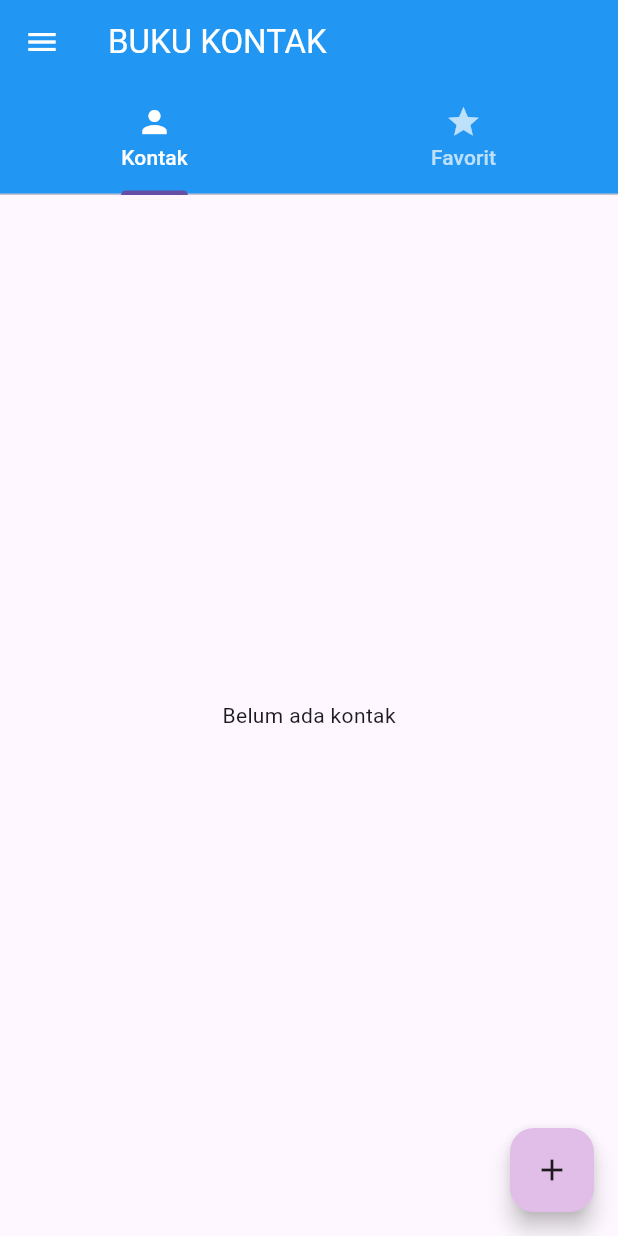
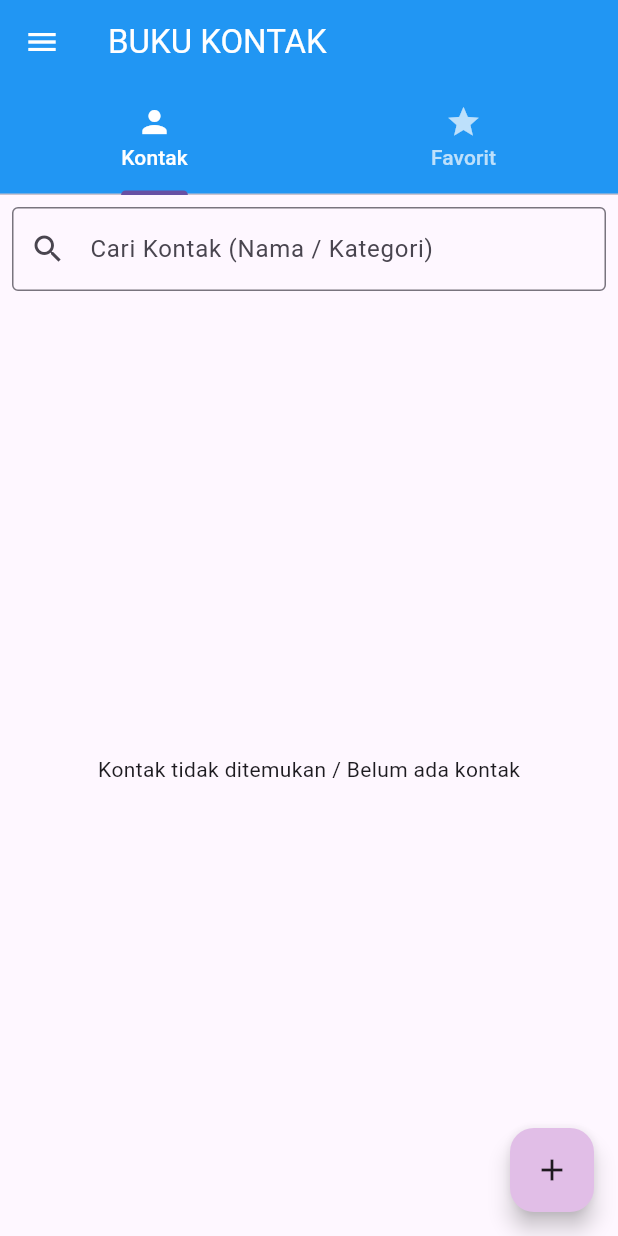
Before and after one commit to salmanalfarizib1125/salmanbshen_bukukontak, a Flutter app: the screen it shows after launch, on a phone screen of 412 x 824 dp. Run offline on Flutter 3.47's test engine with Material 3 defaults, Android fonts, the phone set to English and light mode, and no system bars.

Commit message:
Menambahkan Menu Pencarian dengan Stream

```diff
--- a/lib/main.dart
+++ b/lib/main.dart
@@ -1,3 +1,4 @@
+import 'dart:async';
 import 'package:flutter/material.dart';
 
 void main() {
@@ -20,7 +21,7 @@ class BukuKontakApp extends StatelessWidget {
   }
 }
 
-// Model data kontak dengan properti kategori (Tugas 4)
+// Model data kontak (Tugas 4)
 class Kontak {
   final String nama;
   final String email;
@@ -37,7 +38,7 @@ class Kontak {
   });
 }
 
-// Global list untuk menyimpan daftar kontak
+// Global list kontak
 List<Kontak> globalDaftarKontak = [];
 
 class BerandaPage extends StatefulWidget {
@@ -50,15 +51,23 @@ class BerandaPage extends StatefulWidget {
 class _BerandaPageState extends State<BerandaPage> with SingleTickerProviderStateMixin {
   late TabController _tabController;
 
+  // TUGAS 6: Controller & StreamController untuk Pencarian
+  late StreamController<String> _searchController;
+  final TextEditingController _searchQueryController = TextEditingController();
+
   @override
   void initState() {
     super.initState();
     _tabController = TabController(length: 2, vsync: this);
+    // Menggunakan broadcast stream agar bisa didengar oleh StreamBuilder
+    _searchController = StreamController<String>.broadcast();
   }
 
   @override
   void dispose() {
     _tabController.dispose();
+    _searchQueryController.dispose();
+    _searchController.close(); // TUGAS 6: Wajib menutup stream controller agar tidak memory leak[cite: 1]
     super.dispose();
   }
 
@@ -108,9 +117,7 @@ class _BerandaPageState extends State<BerandaPage> with SingleTickerProviderStat
                 Navigator.push(
                   context,
                   MaterialPageRoute(builder: (context) => const TambahKontakPage()),
-                ).then((_) {
-                  setState(() {});
-                });
+                ).then((_) => setState(() {}));
               },
             ),
             ListTile(
@@ -138,20 +145,53 @@ class _BerandaPageState extends State<BerandaPage> with SingleTickerProviderStat
       body: TabBarView(
         controller: _tabController,
         children: [
-          // Tab 1: Daftar Semua Kontak
-          globalDaftarKontak.isEmpty
-              ? const Center(child: Text('Belum ada kontak'))
-              : ListView.builder(
-                  itemCount: globalDaftarKontak.length,
+          // Tab 1: Pencarian & Daftar Semua Kontak (Tugas 6)[cite: 1]
+          Column(
+            children: [
+              // TUGAS 6: Input TextField Pencarian Kontak[cite: 1]
+              Padding(
+                padding: const EdgeInsets.all(8.0),
+                child: TextField(
+                  controller: _searchQueryController,
+                  decoration: const InputDecoration(
+                    labelText: 'Cari Kontak (Nama / Kategori)',
+                    prefixIcon: Icon(Icons.search),
+                    border: OutlineInputBorder(),
+                  ),
+                  onChanged: (teks) {
+                    _searchController.add(teks); // TUGAS 6: Mengirim teks input ke stream[cite: 1]
+                  },
+                ),
+              ),
+              Expanded(
+                // TUGAS 6: StreamBuilder untuk mendengarkan perubahan kata kunci pencarian[cite: 1]
+                child: StreamBuilder<String>(
+                  stream: _searchController.stream,
+                  initialData: '',
+                  builder: (context, snapshot) {
+                    final query = (snapshot.data ?? '').toLowerCase();
+
+                    // TUGAS 6: Filtering daftar kontak berdasarkan nama ATAU kategori (tidak case-sensitive)[cite: 1]
+                    final filteredKontak = globalDaftarKontak.where((kontak) {
+                      final namaMatch = kontak.nama.toLowerCase().contains(query);
+                      final kategoriMatch = (kontak.kategori ?? '').toLowerCase().contains(query);
+                      return namaMatch || kategoriMatch;
+                    }).toList();
+
+                    if (filteredKontak.isEmpty) {
+                      return const Center(child: Text('Kontak tidak ditemukan / Belum ada kontak'));
+                    }
+
+                    return ListView.builder(
+                      itemCount: filteredKontak.length,
                       itemBuilder: (context, index) {
-                    final kontak = globalDaftarKontak[index];
-
-                    // Inisial untuk CircleAvatar (Tugas 3)
+                        final kontak = filteredKontak[index];
                         final String inisial = kontak.nama.isNotEmpty
                             ? kontak.nama[0].toUpperCase()
                             : '?';
 
                         return ListTile(
+                          // CircleAvatar inisial (Tugas 3)[cite: 1]
                           leading: CircleAvatar(
                             backgroundColor: Colors.blue,
                             child: Text(
@@ -166,7 +206,7 @@ class _BerandaPageState extends State<BerandaPage> with SingleTickerProviderStat
                             kontak.nama,
                             style: const TextStyle(fontWeight: FontWeight.bold),
                           ),
-                      // Null-aware operator untuk Kategori (Tugas 4)
+                          // Subtitle dengan kategori (Tugas 4)[cite: 1]
                           subtitle: Text(
                             'Email: ${kontak.email}\nNo HP: ${kontak.noHp}\nKategori: ${kontak.kategori ?? 'Tanpa kategori'}',
                           ),
@@ -184,6 +224,11 @@ class _BerandaPageState extends State<BerandaPage> with SingleTickerProviderStat
                           ),
                         );
                       },
+                    );
+                  },
+                ),
+              ),
+            ],
           ),
 
           // Tab 2: Daftar Kontak Favorit
@@ -228,9 +273,7 @@ class _BerandaPageState extends State<BerandaPage> with SingleTickerProviderStat
           Navigator.push(
             context,
             MaterialPageRoute(builder: (context) => const TambahKontakPage()),
-          ).then((_) {
-            setState(() {});
-          });
+          ).then((_) => setState(() {}));
         },
         child: const Icon(Icons.add, color: Colors.black87),
       ),
@@ -247,7 +290,6 @@ class TambahKontakPage extends StatefulWidget {
 }
 
 class _TambahKontakPageState extends State<TambahKontakPage> {
-  // TUGAS 5: GlobalKey untuk menangani status Form[cite: 1]
   final _formKey = GlobalKey<FormState>();
 
   final TextEditingController _namaController = TextEditingController();
@@ -265,7 +307,6 @@ class _TambahKontakPageState extends State<TambahKontakPage> {
   }
 
   void _simpanKontak() {
-    // TUGAS 5: Menjalankan validasi sebelum data disimpan[cite: 1]
     if (_formKey.currentState!.validate()) {
       setState(() {
         globalDaftarKontak.add(
@@ -293,13 +334,11 @@ class _TambahKontakPageState extends State<TambahKontakPage> {
       ),
       body: Padding(
         padding: const EdgeInsets.all(16.0),
-        // TUGAS 5: Membungkus input dengan widget Form dan _formKey[cite: 1]
         child: Form(
           key: _formKey,
           child: SingleChildScrollView(
             child: Column(
               children: <Widget>[
-                // TUGAS 5: TextFormField Nama (Wajib diisi)[cite: 1]
                 TextFormField(
                   controller: _namaController,
                   decoration: const InputDecoration(labelText: 'Nama Lengkap'),
@@ -311,8 +350,6 @@ class _TambahKontakPageState extends State<TambahKontakPage> {
                   },
                 ),
                 const SizedBox(height: 12),
-
-                // TUGAS 5: TextFormField Email (Wajib diisi & harus ada '@')[cite: 1]
                 TextFormField(
                   controller: _emailController,
                   keyboardType: TextInputType.emailAddress,
@@ -328,8 +365,6 @@ class _TambahKontakPageState extends State<TambahKontakPage> {
                   },
                 ),
                 const SizedBox(height: 12),
-
-                // TUGAS 5: TextFormField No HP (Wajib angka & min 10 digit)[cite: 1]
                 TextFormField(
                   controller: _noHpController,
                   keyboardType: TextInputType.phone,
@@ -348,8 +383,6 @@ class _TambahKontakPageState extends State<TambahKontakPage> {
                   },
                 ),
                 const SizedBox(height: 12),
-
-                // TUGAS 4: TextFormField Kategori (Opsional / Tanpa validator)[cite: 1]
                 TextFormField(
                   controller: _kategoriController,
                   decoration: const InputDecoration(
@@ -357,7 +390,6 @@ class _TambahKontakPageState extends State<TambahKontakPage> {
                   ),
                 ),
                 const SizedBox(height: 20),
-
                 ElevatedButton(
                   style: ElevatedButton.styleFrom(
                     backgroundColor: Colors.grey.shade200,
```
Lines whose indentation alone changed are shown as unchanged.
